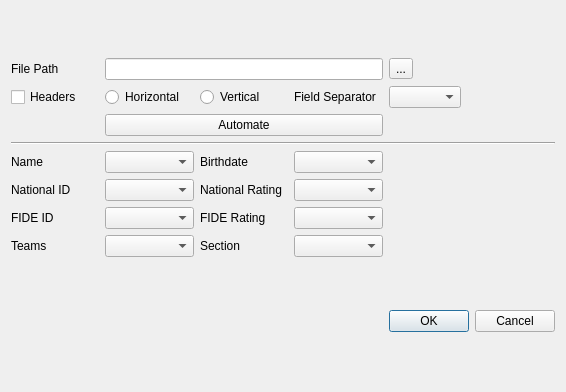
SunWithIssues/ChessFerret, file src/forms/addgroupdialog.ui: the form before one commit.
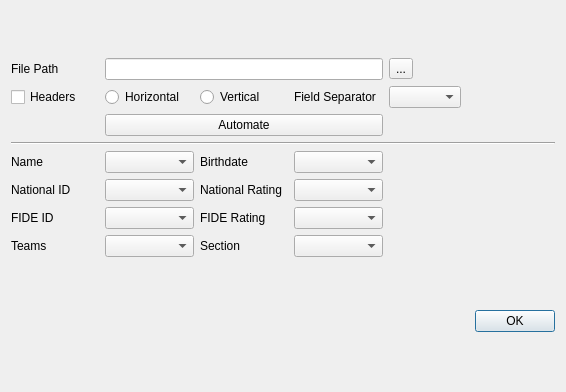
The form after the commit.

```diff
--- a/src/forms/addgroupdialog.ui
+++ b/src/forms/addgroupdialog.ui
@@ -20,7 +20,7 @@
       <enum>Qt::Orientation::Horizontal</enum>
      </property>
      <property name="standardButtons">
-      <set>QDialogButtonBox::StandardButton::Cancel|QDialogButtonBox::StandardButton::Ok</set>
+      <set>QDialogButtonBox::StandardButton::Ok</set>
      </property>
     </widget>
    </item>
```
